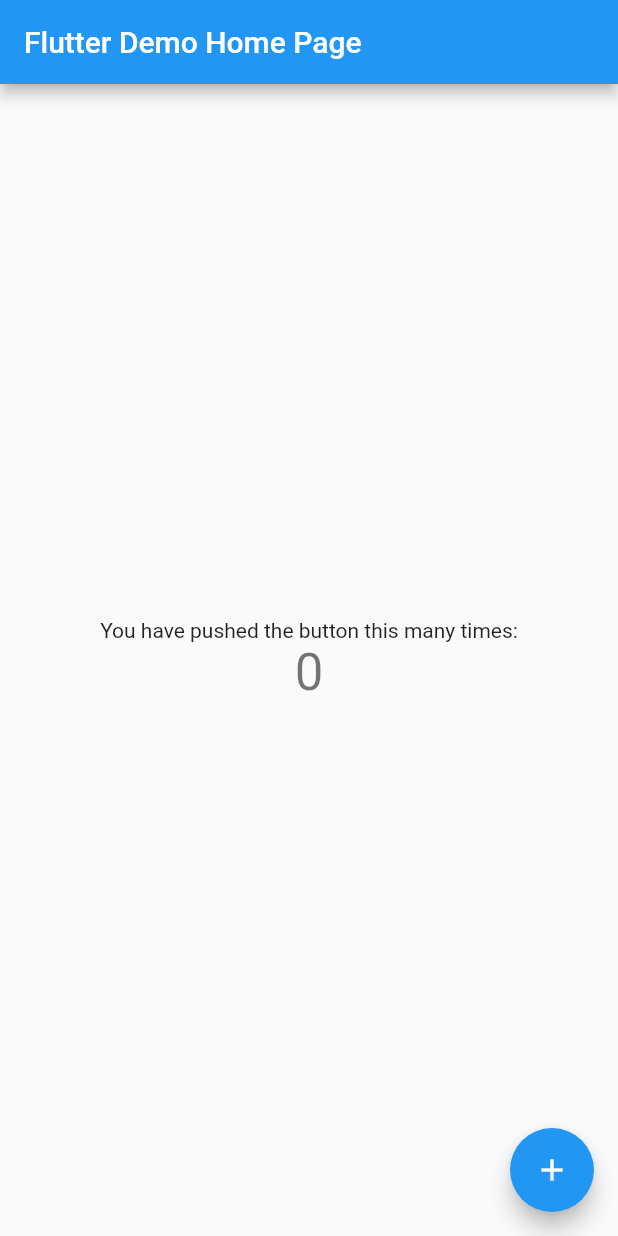
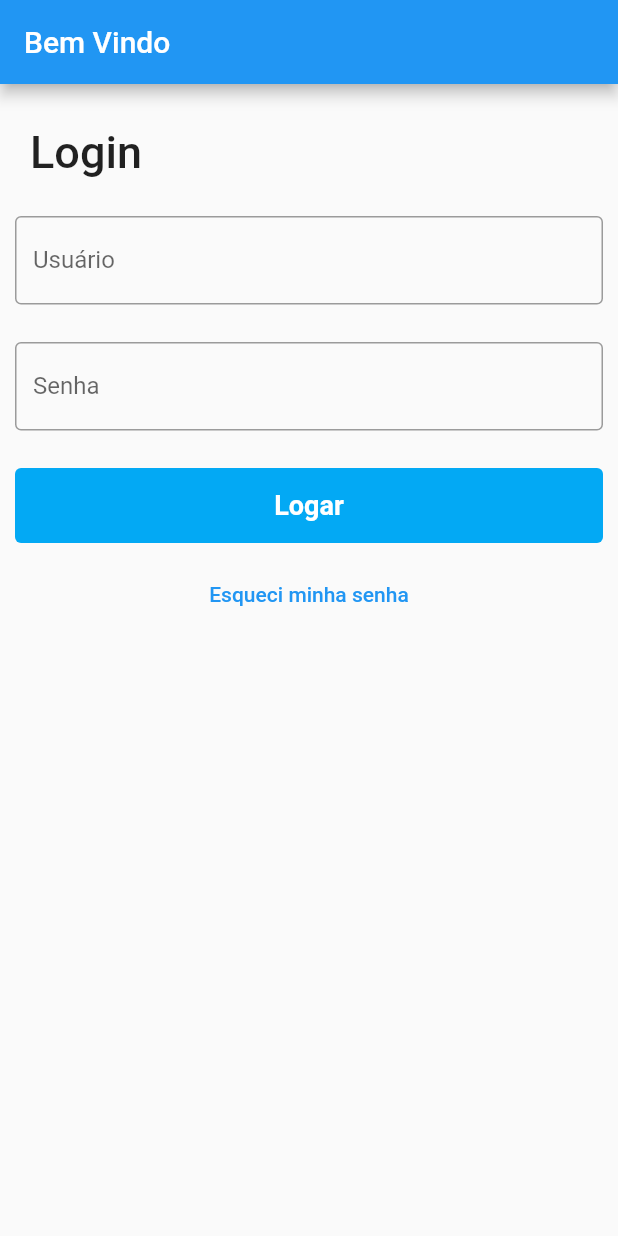
Before and after one commit to Danielccc3/teste_flutter, a Flutter app: the screen it shows after launch, on a phone screen of 412 x 824 dp. Run offline on Flutter 3.47's test engine with Material 2 defaults, Android fonts, the phone set to English and light mode, and no system bars.

Commit message:
feat: Criação principal de login e de esqueci minha senha
Criação principal de Login e esqueci minha senha

```diff
--- a/lib/main.dart
+++ b/lib/main.dart
@@ -1,4 +1,6 @@
 import 'package:flutter/material.dart';
+import 'views/login_view.dart';
+import 'views/senha_esquecida.dart';
 
 void main() {
   runApp(const MyApp());
@@ -24,7 +26,15 @@ class MyApp extends StatelessWidget {
         // is not restarted.
         primarySwatch: Colors.blue,
       ),
-      home: const MyHomePage(title: 'Flutter Demo Home Page'),
+      routes: {
+        '/':(context) => const Login(),
+      Senha.routeName: (context) => const Senha(),
+      },
+      onUnknownRoute: (settings) {
+        return MaterialPageRoute(
+          builder: (context) => const Login(),
+        );
+      },
     );
   }
 }
--- /dev/null
+++ b/lib/views/login_view.dart
@@ -0,0 +1,88 @@
+import 'package:flutter/material.dart';
+import 'package:teste_flutter/views/senha_esquecida.dart';
+import '../main.dart';
+
+class Login extends StatelessWidget {
+  const Login({Key? key}) : super(key: key);
+  static const routeName = '/login';
+
+static const String _title = 'Bem Vindo';
+
+@override
+  Widget build (BuildContext context){
+  Size size = MediaQuery.of(context).size;
+  return MaterialApp(
+    title: _title,
+    home: Scaffold(
+  appBar: AppBar(title: const Text(_title),),
+  body:
+  Column(
+    crossAxisAlignment: CrossAxisAlignment.start,
+    children: [
+      Container(margin: const EdgeInsets.only(left: 20, top: 28),
+      child: const Text(
+                    'Login',
+                    style: TextStyle(fontWeight: FontWeight.w500,
+                    fontSize: 30),
+                  ),),
+      Container(
+        margin: const EdgeInsets.only(left: 10, right: 10, top: 25),
+        child: const TextField(
+          decoration: InputDecoration(
+            border: OutlineInputBorder(),
+            labelText: 'Usuário'
+          ),
+        ),),
+      Container(
+        margin: const EdgeInsets.only(left: 10, right: 10, top: 25),
+        child: const TextField(
+          decoration: InputDecoration(
+            border: OutlineInputBorder(),
+            labelText: 'Senha'
+          ),
+        ),),
+      Container(
+        width: size.width / 1,
+        height: 50,
+        margin: const EdgeInsets.only(left: 10, right: 10, top: 25),
+        child: TextButton(
+          style: ButtonStyle(
+            backgroundColor: MaterialStateProperty.all<Color>(Colors.lightBlue),
+            foregroundColor: MaterialStateProperty.all<Color>(Colors.black),
+            overlayColor: MaterialStateProperty.resolveWith<Color?>(
+            (Set<MaterialState> states) {
+        if (states.contains(MaterialState.hovered)) {
+          return Colors.black.withOpacity(0.04);
+        }
+        if (states.contains(MaterialState.focused) ||
+            states.contains(MaterialState.pressed)) {
+          return Colors.black.withOpacity(0.12);
+        }
+        return null; // Defer to the widget's default.
+      },
+    ),
+  ),
+          onPressed: () {},
+          child: const Text('Logar',
+          style: TextStyle(color: Colors.white,
+          fontSize: 18,
+          fontWeight: FontWeight.w700),),
+              ),
+            ),
+            Align(
+            alignment: Alignment.center,
+            child: Container(
+              margin: const EdgeInsets.only(top:10),
+              child: TextButton(
+                child: const Text('Esqueci minha senha'),
+                onPressed: () {Navigator.of(context).pushReplacementNamed(
+                                    Senha.routeName,
+                                  );},),
+              ),
+            ),
+          ],
+        ),
+      ),
+    );
+  }
+}
--- /dev/null
+++ b/lib/views/senha_esquecida.dart
@@ -0,0 +1,27 @@
+import 'package:flutter/material.dart';
+import 'login_view.dart';
+
+class Senha extends StatelessWidget {
+  const Senha({Key? key}) : super(key: key);
+  static const routeName = '/senha';
+
+@override
+Widget build (BuildContext context){
+  Size size = MediaQuery.of(context).size;
+  return MaterialApp(
+  home: Scaffold(
+    appBar: AppBar(
+      title: const Text('Essa é a sua senha',
+      style: TextStyle(color: Colors.black),),
+      backgroundColor: Colors.transparent,
+      shadowColor: Colors.transparent,
+      leading: BackButton(color: Colors.black, onPressed:() {Navigator.of(context).pushReplacementNamed(
+                                    Login.routeName,
+                                  );}),
+    ),
+    body:
+  SizedBox(
+    width: size.width / 1,
+    height: size.width / 1,
+    child: Image.asset("lib/assets/Login-Teste-Senha-1234-18-11-2022.gif"),),)
+  );}}
--- a/pubspec.yaml
+++ b/pubspec.yaml
@@ -58,9 +58,12 @@ flutter:
   uses-material-design: true
 
   # To add assets to your application, add an assets section, like this:
-  # assets:
+  assets:
+      - lib/assets/Login-Teste-Senha-1234-18-11-2022.gif
+
   #   - images/a_dot_burr.jpeg
   #   - images/a_dot_ham.jpeg
+
 
   # An image asset can refer to one or more resolution-specific "variants", see
   # https://flutter.dev/assets-and-images/#resolution-aware
```
Also changed, not shown: lib/assets/Login-Teste-Senha-1234-18-11-2022.gif (added).
